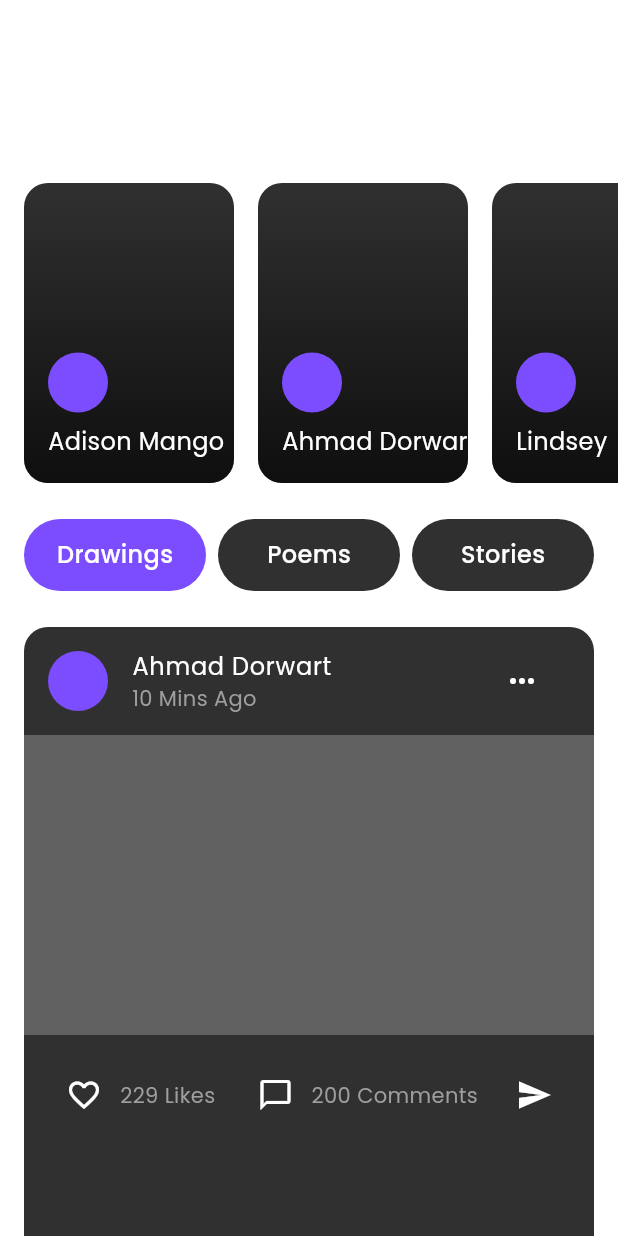
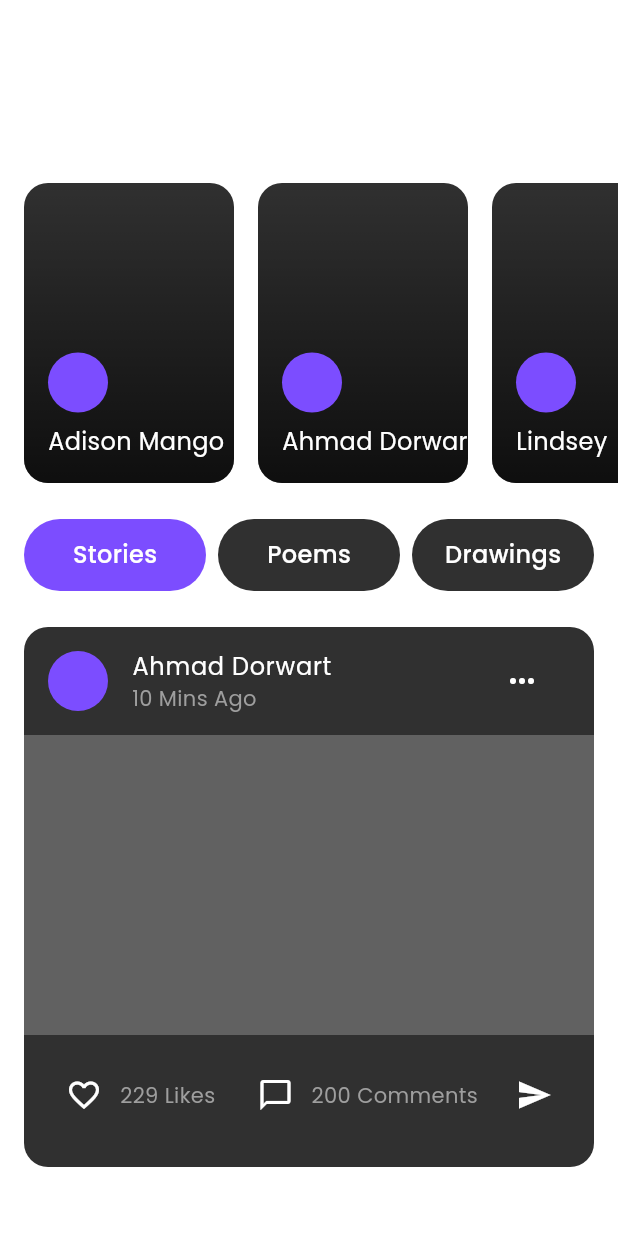
Before and after one commit to Jalaludheen25/Zaitoon, a Flutter app: the KidsCornerScreen screen opened directly, on a phone screen of 412 x 824 dp. Run offline on Flutter 3.47's test engine with Material 3 defaults, Android fonts, the phone set to English and light mode, and no system bars; our stand-ins replace animated_text_kit, cached_network_image, cloud_firestore, firebase_auth, firebase_core, flutter_cache_manager and 9 more; missing offline and left inert: flutter_pdfview, fluttermoji, onesignal_flutter; accounts and stored records are empty; statements that could not run were skipped.

Commit message:
✨ feat: added comments and changed order

```diff
--- a/lib/screens/kids_corner_screen/kids_corner_screen.dart
+++ b/lib/screens/kids_corner_screen/kids_corner_screen.dart
@@ -1,6 +1,8 @@
 import 'package:flutter/material.dart';
 import 'package:zaitoon/constants/color_class.dart';
 
+/// KidsCornerScreen displays content for children including stories, poems and drawings
+/// It uses a TabController to manage different content sections
 class KidsCornerScreen extends StatefulWidget {
   const KidsCornerScreen({super.key});
 
@@ -10,8 +12,10 @@ class KidsCornerScreen extends StatefulWidget {
 
 class _KidsCornerScreenState extends State<KidsCornerScreen>
     with SingleTickerProviderStateMixin {
+  // TabController for managing the three main content sections
   late TabController _tabController;
 
+  // Sample story data - should be moved to a separate data model or provider
   final List<Map<String, String>> stories = [
     {
       'name': 'Adison Mango',
@@ -32,6 +36,7 @@ class _KidsCornerScreenState extends State<KidsCornerScreen>
 
   @override
   void initState() {
+    // Initialize tab controller with 3 tabs (Stories, Poems, Drawings)
     super.initState();
     _tabController = TabController(length: 3, vsync: this);
   }
@@ -42,6 +47,7 @@ class _KidsCornerScreenState extends State<KidsCornerScreen>
     super.dispose();
   }
 
+  // Custom tab button builder that shows selected state
   Widget _buildTabButton(String text, int index) {
     return Expanded(
       child: GestureDetector(
@@ -97,7 +103,7 @@ class _KidsCornerScreenState extends State<KidsCornerScreen>
             const Padding(
               padding: EdgeInsets.all(16.0),
               child: Text(
-                'Stories',
+                'Highlights',
                 style: TextStyle(
                   color: ColorClass.white,
                   fontSize: 24,
@@ -105,6 +111,7 @@ class _KidsCornerScreenState extends State<KidsCornerScreen>
                 ),
               ),
             ),
+            // Horizontal scrolling highlights/stories section
             SizedBox(
               height: 200,
               child: ListView.builder(
@@ -163,20 +170,22 @@ class _KidsCornerScreenState extends State<KidsCornerScreen>
                 },
               ),
             ),
+            // Tab buttons row for Stories, Poems, Drawings
             Padding(
               padding: const EdgeInsets.symmetric(horizontal: 16, vertical: 24),
               child: Row(
                 children: [
-                  _buildTabButton('Drawings', 0),
+                  _buildTabButton('Stories', 0),
                   const SizedBox(width: 8),
                   _buildTabButton('Poems', 1),
                   const SizedBox(width: 8),
-                  _buildTabButton('Stories', 2),
+                  _buildTabButton('Drawings', 2),
                 ],
               ),
             ),
+            // TabBarView showing content for selected tab
             SizedBox(
-              height: MediaQuery.of(context).size.height - 400,
+              height: 360,
               child: TabBarView(
                 controller: _tabController,
                 children: [
@@ -192,6 +201,7 @@ class _KidsCornerScreenState extends State<KidsCornerScreen>
     );
   }
 
+  // Builds a social media style post with image, likes and comments
   Widget _buildPost() {
     return Container(
       margin: const EdgeInsets.symmetric(horizontal: 16),
```
